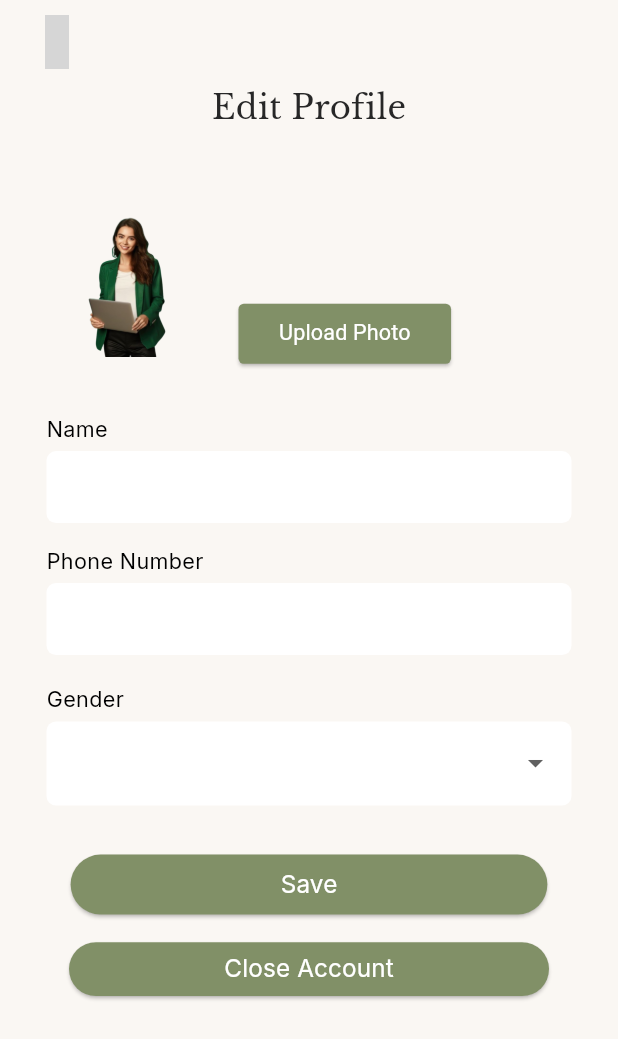
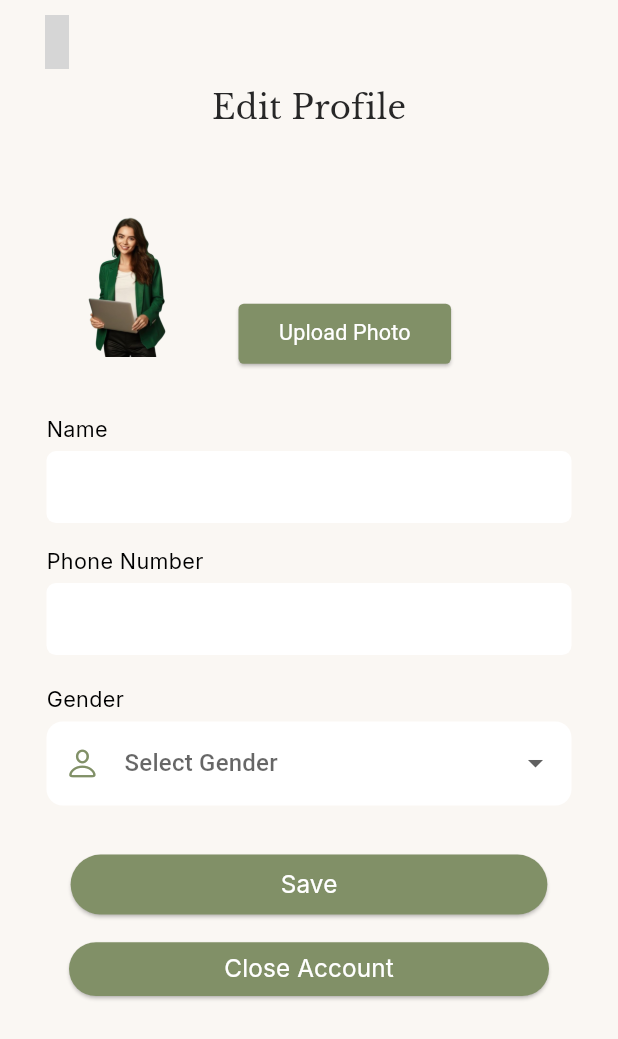
Before and after one commit to Besan-waleed-karam/flory-project, a Flutter app: the Editprofile screen opened directly, on a phone screen of 412 x 824 dp. Shown: the top 1039 px of the screen. Run offline on Flutter 3.47's test engine with Material 3 defaults, Android fonts, the phone set to English and light mode, and no system bars; our stand-ins replace animate_do, cloud_firestore, connectivity_plus, dotted_line, firebase_auth, firebase_core and 12 more; accounts and stored records are empty; grey boxes are pictures that could not be loaded.

Commit message:
last edits

```diff
--- a/lib/bindings/general_bindings.dart
+++ b/lib/bindings/general_bindings.dart
@@ -9,9 +9,9 @@ class GeneralBindings extends Bindings{
   @override
   void dependencies() {
     Get.put(NetworkManager());
-    // Get.put(FavouritesController());
-    // Get.lazyPut<PopularItemsController>(() => PopularItemsController());
-    // Get.lazyPut<CategoryController>(() => CategoryController());
+  //  Get.put(FavouritesController());
+  //   Get.lazyPut<PopularItemsController>(() => PopularItemsController());
+   //  Get.lazyPut<CategoryController>(() => CategoryController());
   }
 
 
--- a/lib/data/user/user_repository.dart
+++ b/lib/data/user/user_repository.dart
@@ -54,7 +54,7 @@ class UserRepository extends GetxController {
     }
   }
 
-  /// Function to update user data in Firestore
+  // Function to update user data in Firestore
   Future<void> updateUserDetails(UserModel updatedUser) async {
     try {
       await _db.collection("Users").doc(updatedUser.id).update(updatedUser.toJson());
--- a/lib/features/authentication/controllers/login_controller/user_controller.dart
+++ b/lib/features/authentication/controllers/login_controller/user_controller.dart
@@ -10,6 +10,7 @@ import '../../../../utils/constants/image_strings.dart';
 import '../../../../utils/constants/sizes.dart';
 import '../../../../utils/helpers/helper_functions.dart';
 import '../../../../utils/loader/loaders.dart';
+import '../../../../utils/network/network_manager.dart';
 import '../../models/user_model.dart';
 import '../register/register_controller.dart';
 
@@ -118,7 +119,7 @@ class UserController extends GetxController {
   }
 
 /// -- RE-AUTHENTICATE before deleting
-/*  Future<void> reAuthenticateEmailAndPasswordUser() async {
+  Future<void> reAuthenticateEmailAndPasswordUser() async {
      try {
        THelperFunctions.openLoadDialog('Processing', TImages.loaderAsset);
 
@@ -141,6 +142,6 @@ class UserController extends GetxController {
        THelperFunctions.stopLoading();
        Loaders.warningSnackBar(title: 'Oh Snap!', message: e.toString());
      }
-   }*/
+   }
 
 }
--- a/lib/features/authentication/controllers/profile/edit_profile_controller.dart
+++ b/lib/features/authentication/controllers/profile/edit_profile_controller.dart
@@ -9,6 +9,7 @@ import '../../../../screens/navigation_items/profile.dart';
 import '../../../../utils/constants/image_strings.dart';
 import '../../../../utils/helpers/helper_functions.dart';
 import '../../../../utils/network/network_manager.dart';
+import '../../../../widgets/navigation_menu.dart';
 import '../login_controller/user_controller.dart';
 
 class EditProfileController extends GetxController{
@@ -16,7 +17,7 @@ class EditProfileController extends GetxController{
   final fullNameController = TextEditingController();
   final emailController = TextEditingController();
   final phoneNumController = TextEditingController();
-  var selectedGender = "".obs;
+  final selectedGender = "".obs;
   final GlobalKey<FormState> EditFormKey = GlobalKey<FormState>();
   final userController = UserController.instance ;
   final userRepository = Get.put(UserRepository());
@@ -57,11 +58,12 @@ class EditProfileController extends GetxController{
       }
 
       //update user's data in the Firebase Firestore
-      Map<String , dynamic>userData = {'FullName':fullNameController.text.trim() ,
-        //'Email' :emailController.text.trim() ,
-        'PhoneNumber':phoneNumController.text.trim() , 'Gender':selectedGender.value};
+      Map<String , dynamic>userData = {
+        'FullName':fullNameController.text.trim() ,
+        'PhoneNumber':phoneNumController.text.trim() ,
+        'Gender':selectedGender.value
+      };
       await userRepository.updateSingleField(userData);
-
 
       //update RX user value
       userController.user.value.fullName = fullNameController.text.trim();
@@ -76,7 +78,9 @@ class EditProfileController extends GetxController{
       Loaders.successSnackBar(title: "Congratulations" ,message: "Your Data has been updated." );
 
       //Move to pre screen
-      Get.off(()=>const Profile());
+      Get.find<NavigationController>().changePage(3);
+      Navigator.pop(Get.context!);
+      //Get.off(()=>const Profile());
 
     }catch (e){
       THelperFunctions.stopLoading();
--- a/lib/features/authentication/controllers/register/register_controller.dart
+++ b/lib/features/authentication/controllers/register/register_controller.dart
@@ -18,7 +18,7 @@ class RegisterController extends GetxController {
   final emailController = TextEditingController();
   final passwordController = TextEditingController();
   final phoneNumController = TextEditingController();
-  var selectedGender = "".obs;
+  final selectedGender = "".obs;
   final GlobalKey<FormState> registerFormKey = GlobalKey<FormState>();
   final userController = UserController.instance;
 
--- a/lib/screens/categories/categories_screen.dart
+++ b/lib/screens/categories/categories_screen.dart
@@ -32,7 +32,7 @@ class CategoriesScreen extends StatefulWidget {
 class _CategoriesScreenState extends State<CategoriesScreen> {
   @override
   Widget build(BuildContext context) {
-    final cartController = CartController.instance;
+   // final cartController = CartController.instance;
     final controller = Get.put(ItemController());
     final dark = THelperFunctions.isDarkMode(context);
 
@@ -183,7 +183,7 @@ class _CategoriesScreenState extends State<CategoriesScreen> {
                                         ],
                                       ),
                                       Spacer(),
-                                      ItemCardAddToCartButton(item: item)
+                                    //  ItemCardAddToCartButton(item: item)
                                     ],
                                   ),
                                 ],
--- a/lib/screens/navigation_items/profile_items/editprofile.dart
+++ b/lib/screens/navigation_items/profile_items/editprofile.dart
@@ -1,3 +1,4 @@
+import 'package:flutter/cupertino.dart';
 import 'package:flutter/material.dart';
 import 'package:flutter_screenutil/flutter_screenutil.dart';
 import 'package:get/get.dart';
@@ -10,6 +11,7 @@ import '../../../utils/constants/image_strings.dart';
 import '../../../utils/constants/sizes.dart';
 import '../../../utils/helpers/helper_functions.dart';
 import '../../../utils/theme/custom_themes/appbar_theme.dart';
+import '../../../utils/validators/validation.dart';
 
 
 
@@ -94,6 +96,7 @@ class _EditprofileState extends State<Editprofile> {
               Form(
                 key: controller.EditFormKey,
                 child: TextFormField(
+                  controller: controller.fullNameController,
                   style: TextStyle(fontSize: 20.sp),
                   decoration: InputDecoration(
                       border: OutlineInputBorder(
@@ -112,6 +115,7 @@ class _EditprofileState extends State<Editprofile> {
               Text("Phone Number",style: TextStyle(fontSize: 16.sp,fontFamily: "Inter",color:dark? TColors.white:Colors.black),),
               SizedBox(height: 5.h,),
               TextFormField(
+                controller: controller.phoneNumController,
                 keyboardType: TextInputType.phone,
                 style: TextStyle(fontSize: 20.sp),
                 decoration: InputDecoration(
@@ -131,31 +135,36 @@ class _EditprofileState extends State<Editprofile> {
               Text("Gender",style: TextStyle(fontSize: 16.sp,fontFamily: "Inter",color:dark? TColors.white:Colors.black),),
               SizedBox(height: 5.h,),
 
-              DropdownButtonFormField<String>(
-                dropdownColor: Colors.white,
+              Obx(()=>DropdownButtonFormField<String>(
+                value: controller.selectedGender.value.isEmpty ? null : controller.selectedGender.value,
                 decoration: InputDecoration(
                   filled: true,
-                  fillColor: dark ? TColors.white.withOpacity(0.2): Colors.white,
+                  fillColor:TColors.white,
                   border: OutlineInputBorder(
+                    borderRadius: BorderRadius.circular(12.r),
                     borderSide: BorderSide.none,
-                    borderRadius: BorderRadius.circular(7.r),
                   ),
+                  hintText: 'Select Gender',
+                  prefixIcon: Icon(CupertinoIcons.person, color: TColors.primary),
                 ),
-                value:  selectedGender != "" ? selectedGender : null,
                 items: ["Male", "Female"].map((gender) {
                   return DropdownMenuItem<String>(
                     value: gender,
-                    child: Text(gender,style: TextStyle(
-                        color: TColors.primary70
-                    ),),
+                    child: Text(
+                      gender,
+                      style: TextStyle(
+                        fontFamily: "LibreBaskerville",
+                        fontSize: 14.sp,
+                        color: TColors.primary,
+                      ),
+                    ),
                   );
                 }).toList(),
                 onChanged: (value) {
-                  setState(() {
-                    selectedGender = value;
-                  });
+                  controller.selectedGender.value = value ?? "";
                 },
-              ),
+                validator: (value)=>TValidator.validateGender(value),
+              ),),
               SizedBox(height: TSizes.spaceBtwSections.h),
               Center(
                 child: ElevatedButton(
--- a/lib/screens/navigation_items/profile_items/re_authenticate_user_login_form.dart
+++ b/lib/screens/navigation_items/profile_items/re_authenticate_user_login_form.dart
@@ -50,7 +50,7 @@ class ReAuthLoginForm extends StatelessWidget {
                 const SizedBox (height: TSizes.spaceBtwSections),
                 SizedBox(
                   width: double.infinity,
-                  // child: ElevatedButton(onPressed: ()=> controller.re, child: const Text("verify")),
+                   child: ElevatedButton(onPressed: ()=> controller.reAuthenticateEmailAndPasswordUser(), child: const Text("verify")),
                 ),
 
 
--- a/lib/screens/navigation_items/shoppingBag.dart
+++ b/lib/screens/navigation_items/shoppingBag.dart
@@ -15,7 +15,7 @@ class ShoppingBag extends StatelessWidget {
 
   @override
   Widget build(BuildContext context) {
-    final cartController = CartController.instance;
+    final cartController = Get.put(CartController());
     final dark = THelperFunctions.isDarkMode(context);
     return Scaffold(
       //drawer: DrawerNav(),
```
